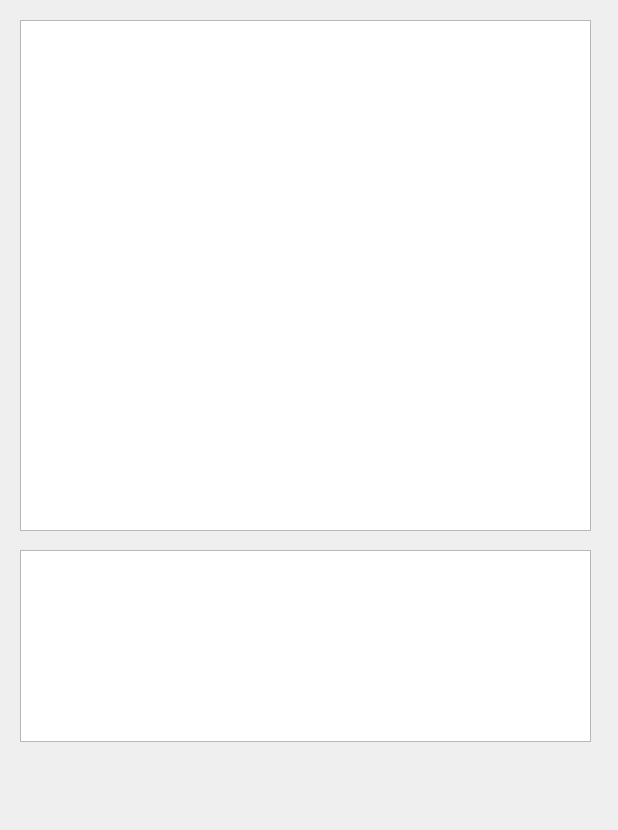
First picture: the form in UI/extentDetect/drmemoryWidget.ui, repository Whitepinkwolf/Code-Reviewer-Porject, before the edit.
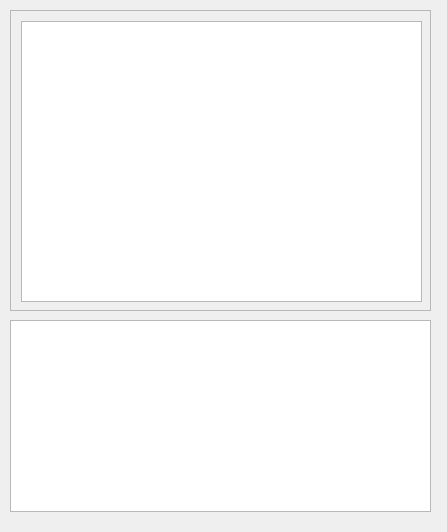
Second picture: the form after the edit.

```diff
--- a/UI/extentDetect/drmemoryWidget.ui
+++ b/UI/extentDetect/drmemoryWidget.ui
@@ -6,33 +6,56 @@
    <rect>
     <x>0</x>
     <y>0</y>
-    <width>618</width>
-    <height>830</height>
+    <width>447</width>
+    <height>532</height>
    </rect>
   </property>
   <property name="windowTitle">
    <string>Form</string>
   </property>
-  <widget class="QTextEdit" name="textEdit">
-   <property name="geometry">
-    <rect>
-     <x>20</x>
-     <y>20</y>
-     <width>571</width>
-     <height>511</height>
-    </rect>
-   </property>
-  </widget>
   <widget class="QTableView" name="tableView">
    <property name="geometry">
     <rect>
-     <x>20</x>
-     <y>550</y>
-     <width>571</width>
+     <x>10</x>
+     <y>320</y>
+     <width>421</width>
      <height>192</height>
     </rect>
    </property>
   </widget>
+  <widget class="QScrollArea" name="scrollArea">
+   <property name="geometry">
+    <rect>
+     <x>10</x>
+     <y>10</y>
+     <width>421</width>
+     <height>301</height>
+    </rect>
+   </property>
+   <property name="widgetResizable">
+    <bool>true</bool>
+   </property>
+   <widget class="QWidget" name="scrollAreaWidgetContents">
+    <property name="geometry">
+     <rect>
+      <x>0</x>
+      <y>0</y>
+      <width>419</width>
+      <height>299</height>
+     </rect>
+    </property>
+    <widget class="QTextEdit" name="textEdit">
+     <property name="geometry">
+      <rect>
+       <x>10</x>
+       <y>10</y>
+       <width>401</width>
+       <height>281</height>
+      </rect>
+     </property>
+    </widget>
+   </widget>
+  </widget>
  </widget>
  <resources/>
  <connections/>
```
